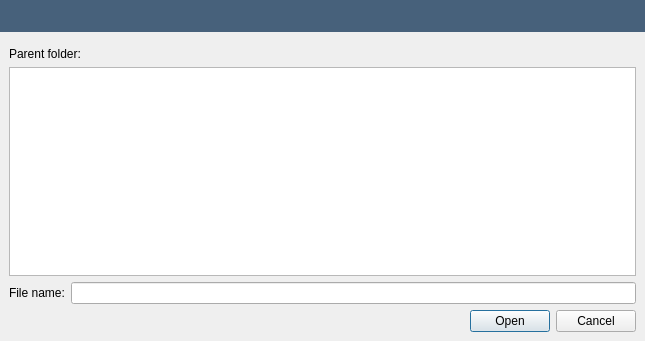
This is src/openfluid/ui/waresdev/WareExplorerDialog.ui in OpenFLUID/openfluid as Qt 5 draws it before an edit. The edited form follows.
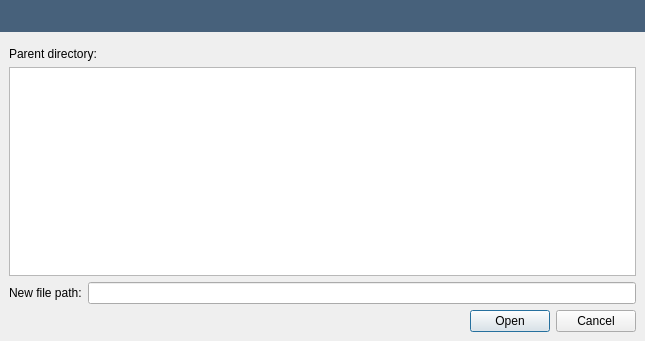
This is the edited form. Custom widgets are drawn as their Qt base class.

Commit message:
Improve the WareExplorer dialog box
* Simplified
* Added ability to define sub-folders

The edit to the form file:
```diff
--- a/src/openfluid/ui/waresdev/WareExplorerDialog.ui
+++ b/src/openfluid/ui/waresdev/WareExplorerDialog.ui
@@ -69,12 +69,15 @@
       <number>9</number>
      </property>
      <item>
-      <widget class="QWidget" name="Directory_widget" native="true">
-       <layout class="QHBoxLayout" name="horizontalLayout">
+      <widget class="QWidget" name="ParentDir_widget" native="true">
+       <layout class="QFormLayout" name="formLayout">
+        <property name="fieldGrowthPolicy">
+         <enum>QFormLayout::AllNonFixedFieldsGrow</enum>
+        </property>
         <property name="margin">
          <number>0</number>
         </property>
-        <item>
+        <item row="0" column="0">
          <widget class="QLabel" name="Directoryname_label">
           <property name="sizePolicy">
            <sizepolicy hsizetype="Fixed" vsizetype="Preferred">
@@ -83,12 +86,12 @@
            </sizepolicy>
           </property>
           <property name="text">
-           <string>Parent folder:</string>
+           <string>Parent directory:</string>
           </property>
          </widget>
         </item>
-        <item>
-         <widget class="openfluid::ui::common::ElidedLabel" name="Directory_label">
+        <item row="0" column="1">
+         <widget class="openfluid::ui::common::ElidedLabel" name="ParentDir_label">
           <property name="sizePolicy">
            <sizepolicy hsizetype="Expanding" vsizetype="Preferred">
             <horstretch>0</horstretch>
@@ -115,7 +118,7 @@
         <item>
          <widget class="QLabel" name="Filename_label">
           <property name="text">
-           <string>File name:</string>
+           <string>New file path:</string>
           </property>
          </widget>
         </item>
```
Left out of the diff: 4 changed lines with no effect on the pictures. The commit also changes 6 other files.
